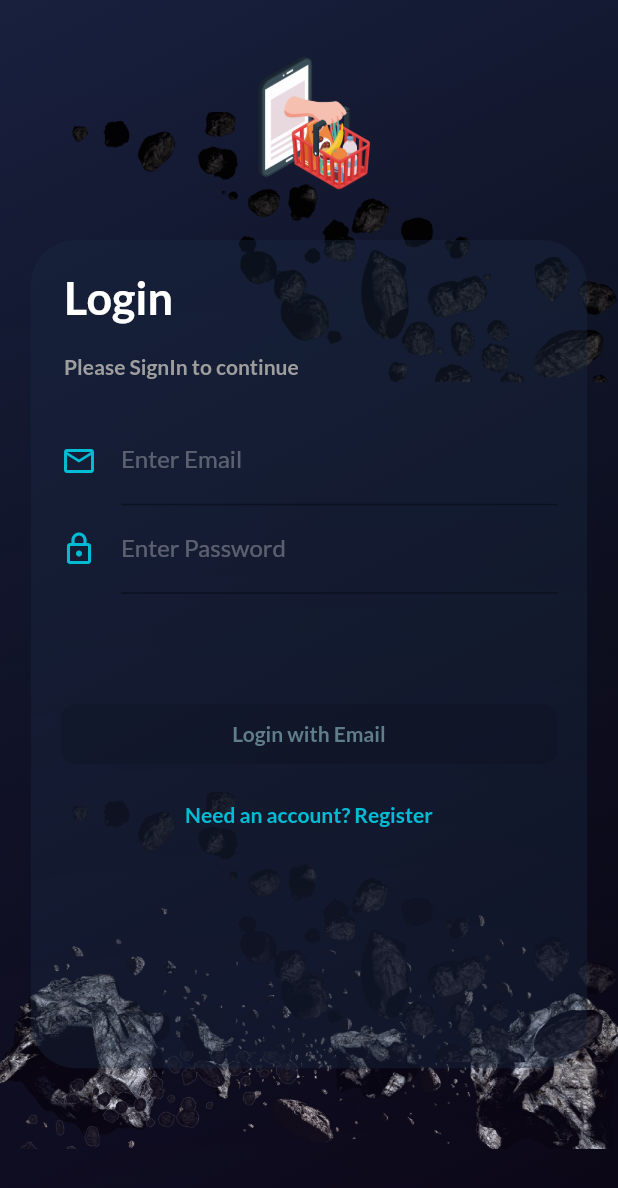
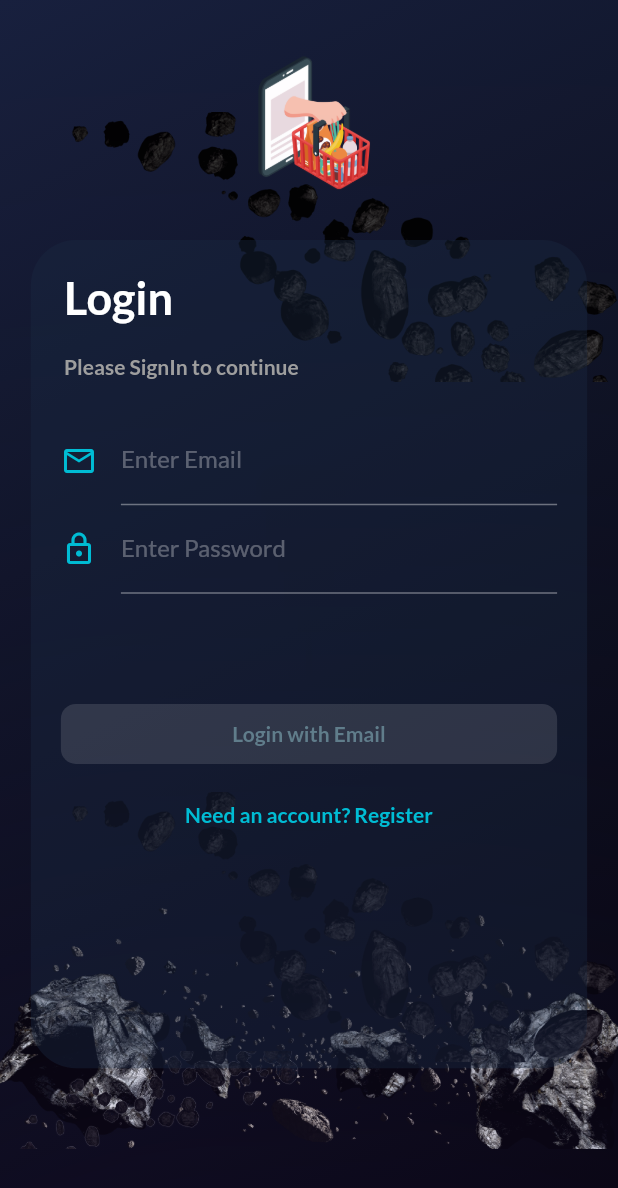
Before and after one commit to maushook-bot/kryptonian-flutter-app, a Flutter app: the screen it shows after launch, after a tap on "Get started", on a phone screen of 412 x 824 dp. Shown: the top 1188 px of the screen. Run offline on Flutter 3.47's test engine with Material 2 defaults, Android fonts, the phone set to English and light mode, and no system bars; our stand-ins replace animated_theme_switcher, dropdown_formfield, email_validator, flutter_dotenv, flutter_slidable, google_fonts and 3 more; missing offline and left inert: stepper_touch; network calls fail.

Commit message:
KB-liquidSwipe-v4.7-stable

```diff
--- a/lib/helpers/theme_config.dart
+++ b/lib/helpers/theme_config.dart
@@ -6,20 +6,41 @@ ThemeData lightTheme = ThemeData.light();
 ThemeData darkTheme = ThemeData.dark();
 
 ThemeData dayTheme = ThemeData(
+  brightness: Brightness.light,
+  cursorColor: DeepBlue.kToDark,
   fontFamily: 'Lato',
   primaryColor: DeepBlue.kToDark,
   accentColor: Colors.deepOrange,
   appBarTheme: AppBarTheme(
     backgroundColor: DeepBlue.kToDark,
   ),
+  iconTheme: IconThemeData(
+    color: DeepBlue.kToDark,
+  ),
   textSelectionTheme: TextSelectionThemeData(
-    cursorColor: DeepBlue.kToDark,
-    selectionColor: DeepBlue.kToDark,
-    selectionHandleColor: DeepBlue.kToDark,
+    cursorColor: Colors.deepOrange,
+    selectionColor: Colors.deepOrange,
+    selectionHandleColor: Colors.deepOrange,
   ),
+    colorScheme: ColorScheme(
+      background: Colors.white,
+      onBackground: Colors.white,
+      brightness: Brightness.light,
+      primaryVariant: DeepBlue.kToDark,
+      primary: DeepBlue.kToDark,
+      secondaryVariant: Colors.deepOrange,
+      secondary: Colors.deepOrange,
+      surface: Colors.white,
+      onSurface: Colors.white,
+      error: Colors.red,
+      onError: Colors.red,
+      onPrimary: Colors.white,
+      onSecondary: Colors.deepOrange,
+    ),
 );
 
 ThemeData nightTheme = ThemeData(
+  cursorColor: Colors.deepOrange,
   textSelectionTheme: TextSelectionThemeData(
     cursorColor: Colors.deepOrange,
     selectionColor: Colors.deepOrange,
--- a/lib/main.dart
+++ b/lib/main.dart
@@ -1,6 +1,6 @@
 /// @@@ Kryptonian Shop APP @@@
 /// @@@ version: 4.7 @@@
-/// @@@ App Features: KB-91 Categories from FireBase ✨
+/// @@@ App Features: KB-Liquid Swipe and Bug Fixes ✨
 /// @@@ WebServer: FireBase @@@
 /// @@@ AUTHOR: Maushook @@@
 /// @@@ COPYRIGHT: Neural Bots Inc @@@
@@ -18,6 +18,8 @@ import 'package:flutter_complete_guide/screens/auth_screen.dart';
 import 'package:flutter_complete_guide/screens/cart_screen.dart';
 import 'package:flutter_complete_guide/screens/categories_screen.dart';
 import 'package:flutter_complete_guide/screens/edit_product_screen.dart';
+import 'package:flutter_complete_guide/screens/liquid_app_switch_screen.dart';
+import 'package:flutter_complete_guide/screens/liquid_welcome_screen.dart';
 import 'package:flutter_complete_guide/screens/orders_screen.dart';
 import 'package:flutter_complete_guide/screens/product_details_screen.dart';
 import 'package:flutter_complete_guide/screens/products_overview_screen.dart';
@@ -64,7 +66,6 @@ class MyApp extends StatelessWidget {
         ),
         ChangeNotifierProvider(create: (ctx) => Cart()),
         ChangeNotifierProvider(create: (ctx) => Light()),
-        //ChangeNotifierProvider(create: (ctx) => Categories('', categoryDummyData)),
         ChangeNotifierProxyProvider<Auth, Orders>(
           create: (ctx) => Orders('', '', []),
           update: (ctx, auth, previousOrders) => Orders(
@@ -83,14 +84,15 @@ class MyApp extends StatelessWidget {
             //home: authData.isAuth == true ? ProductsOverviewScreen() : Welcome(),
             routes: {
               '/': (ctx) => authData.isAuth
-                  ? CategoriesScreen()
+                  ? LiquidAppSwitchScreen()
                   : FutureBuilder(
                       future: authData.tryAutoLogin(),
                       builder: (context, snapshot) =>
                           snapshot.connectionState == ConnectionState.waiting
                               ? MySplashScreen()
-                              : Welcome(),
+                              : LiquidWelcomeScreen(),
                     ),
+              LiquidAppSwitchScreen.routeName: (ctx) => LiquidAppSwitchScreen(),
               CategoriesScreen.routeName: (ctx) => CategoriesScreen(),
               AuthScreen.routeName: (ctx) => AuthScreen(),
               ProductsOverviewScreen.routeName: (ctx) =>
--- a/lib/providers/categories.dart
+++ b/lib/providers/categories.dart
@@ -111,7 +111,7 @@ class Categories with ChangeNotifier {
       _categories.add(categoryData);
       notifyListeners();
     } catch (error) {
-      print('Add Categories-Error => ${error}');
+      //print('Add Categories-Error => ${error}');
       throw error;
     }
   }
@@ -147,7 +147,7 @@ class Categories with ChangeNotifier {
       //print(_categories);
       notifyListeners();
     } catch (error) {
-      print('Fetch Categories-ERROR => $error');
+      //print('Fetch Categories-ERROR => $error');
       throw error;
     }
 
--- /dev/null
+++ b/lib/screens/liquid_welcome_screen.dart
@@ -0,0 +1,33 @@
+import 'package:flutter/material.dart';
+import 'package:flutter_complete_guide/screens/auth_screen.dart';
+import 'package:flutter_complete_guide/widgets/welcome.dart';
+import 'package:liquid_swipe/liquid_swipe.dart';
+
+class LiquidWelcomeScreen extends StatefulWidget {
+  @override
+  State<LiquidWelcomeScreen> createState() => _LiquidWelcomeScreenState();
+}
+
+class _LiquidWelcomeScreenState extends State<LiquidWelcomeScreen> {
+  final pages = [
+    Container(child: Welcome()),
+    Container(child: AuthScreen()),
+  ];
+
+  @override
+  Widget build(BuildContext context) {
+    return LiquidSwipe(
+      pages: pages,
+      enableLoop: true,
+      fullTransitionValue: 300,
+      enableSlideIcon: true,
+      waveType: WaveType.liquidReveal,
+      positionSlideIcon: 0.5,
+      slideIconWidget: Icon(
+        Icons.keyboard_arrow_left,
+        color: Colors.deepOrange,
+        size: 40,
+      ),
+    );
+  }
+}
--- a/pubspec.yaml
+++ b/pubspec.yaml
@@ -37,6 +37,7 @@ dependencies:
   flutter_launcher_icons: ^0.9.2
   flutter_app_name: ^0.1.1
   animated_theme_switcher: ^2.0.1
+  liquid_swipe: 1.5.0
 
 
   # The following adds the Cupertino Icons font to your application.
```
Also changed, not shown: lib/screens/auth_screen.dart (+7 -6 lines), lib/screens/categories_screen.dart (+5 -22 lines), lib/screens/liquid_app_switch_screen.dart (added, +70 -0 lines), lib/screens/products_overview_screen.dart (+17 -13 lines), lib/widgets/category_item.dart (+6 -9 lines), pubspec.lock.
